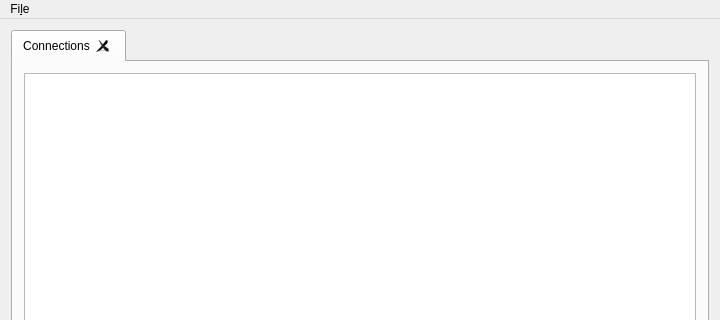
Qt form ui/forms/MainWindow.ui (daqt/daqt) before a commit; both pictures show x 0 to 720 and y 0 to 320 of the 720 by 480 pixel window.
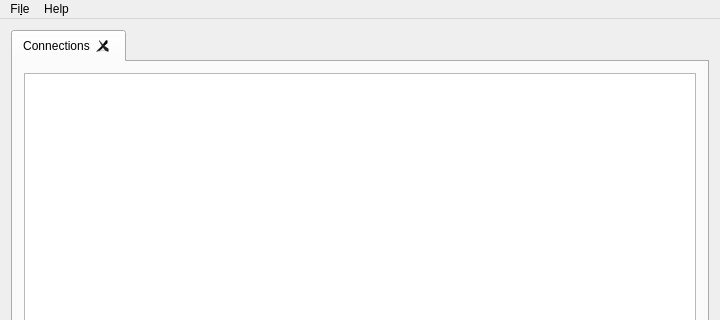
The same form after that commit.

Commit message: Added about dialog with license information

Diff of the .ui file:
```diff
--- a/ui/forms/MainWindow.ui
+++ b/ui/forms/MainWindow.ui
@@ -102,7 +102,17 @@
     </property>
     <addaction name="actionNewConnection"/>
    </widget>
+   <widget class="QMenu" name="menuHelp">
+    <property name="locale">
+     <locale language="English" country="UnitedStates"/>
+    </property>
+    <property name="title">
+     <string>Help</string>
+    </property>
+    <addaction name="actionAbout_Daqt"/>
+   </widget>
    <addaction name="menuFile"/>
+   <addaction name="menuHelp"/>
   </widget>
   <widget class="QStatusBar" name="statusBar"/>
   <action name="actionNewConnection">
```
Left out of the diff: 8 changed lines with no effect on the pictures. The commit also changes 5 other files.
